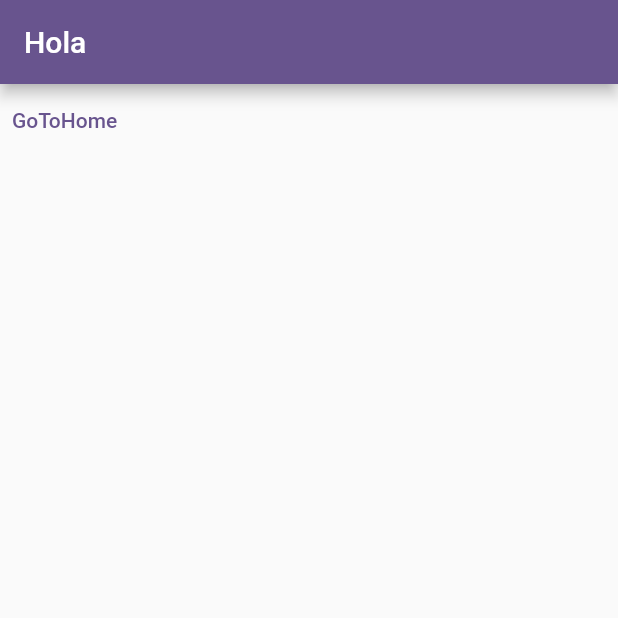
After one commit to patriolivadev/Clean-Code-Maps-Template, a Flutter app: the screen it shows after launch, after a tap on "GoToTest", on a phone screen of 412 x 824 dp, the top half of it. The commit adds this screen. Run offline on Flutter 3.47's test engine with Material 3 defaults, Android fonts, the phone set to English and light mode, and no system bars; our stand-ins replace flutter_bloc, get_it, go_router, injectable.

Commit message:
Initial configurations: - HomePage - goRouter - Bloc, getIt

```diff
--- /dev/null
+++ b/stock_manager/lib/core/routes/router.dart
@@ -0,0 +1,10 @@
+import 'package:go_router/go_router.dart';
+import 'package:stock_manager/features/user/presentation/pages/home_page.dart';
+import 'package:stock_manager/features/user/presentation/pages/test.dart';
+
+final GoRouter router = GoRouter(initialLocation: "/",
+  routes: [
+    GoRoute(path: '/', builder: (context, state) => const HomePage(),),
+    GoRoute(path: '/testPage', builder: (context, state) => const TestPage(),)
+  ],
+);
--- /dev/null
+++ b/stock_manager/lib/core/services/dependencies_service.dart
@@ -0,0 +1,14 @@
+import 'package:flutter/material.dart';
+import 'package:get_it/get_it.dart';
+import 'package:injectable/injectable.dart';
+import 'package:stock_manager/core/services/dependencies_service.config.dart';
+
+final getIt = GetIt.instance;
+
+@InjectableInit()
+Future<GetIt> configureDependencies(String env) async {
+  WidgetsFlutterBinding.ensureInitialized();
+  GetIt.instance.init(environment: env);
+  getIt.allowReassignment = true;
+  return getIt;
+}
--- /dev/null
+++ b/stock_manager/lib/features/user/presentation/manager/user_event.dart
@@ -0,0 +1,3 @@
+part of 'user_bloc.dart';
+
+abstract class UserEvent {}
--- /dev/null
+++ b/stock_manager/lib/features/user/presentation/manager/user_state.dart
@@ -0,0 +1,5 @@
+part of 'user_bloc.dart';
+
+abstract class UserState {}
+
+class UserInitial extends UserState {}
--- /dev/null
+++ b/stock_manager/lib/features/user/presentation/pages/home_page.dart
@@ -0,0 +1,51 @@
+import 'package:flutter/material.dart';
+import 'package:flutter_bloc/flutter_bloc.dart';
+import 'package:go_router/go_router.dart';
+import 'package:stock_manager/core/services/dependencies_service.dart';
+import 'package:stock_manager/features/user/presentation/manager/user_bloc.dart';
+import 'package:stock_manager/features/user/presentation/pages/test.dart';
+
+class HomePage extends StatefulWidget {
+  static const routeName = '/';
+  const HomePage({super.key});
+
+  @override
+  State<HomePage> createState() => _HomePageState();
+}
+
+class _HomePageState extends State<HomePage> {
+  final _bloc = getIt<UserBloc>();
+
+  @override
+  Widget build(BuildContext context) {
+    return Scaffold(
+      appBar: AppBar(
+        centerTitle: true,
+        title: const Text('StockManager'),
+        backgroundColor: Colors.purple,
+        elevation: 10,
+        leading: const DrawerButton(
+          onPressed: null,
+        ),
+      ),
+      body: BlocConsumer<UserBloc, UserState>(
+        bloc: _bloc,
+        listener: (context, state) {
+          // TODO: implement listener
+        },
+        builder: (context, state) {
+          return  Column(
+            children: [
+              TextButton(
+                onPressed: (){
+                  context.go(TestPage.routeName);
+                },
+                child: const Text('GoToTest'),
+              )
+            ],
+          );
+        },
+      ),
+    );
+  }
+}
--- /dev/null
+++ b/stock_manager/lib/features/user/presentation/pages/test.dart
@@ -0,0 +1,33 @@
+import 'package:flutter/material.dart';
+import 'package:go_router/go_router.dart';
+import 'package:stock_manager/features/user/presentation/pages/home_page.dart';
+
+class TestPage extends StatefulWidget {
+  static const routeName = '/testPage';
+  const TestPage({super.key});
+
+  @override
+  State<TestPage> createState() => _TestPageState();
+}
+
+class _TestPageState extends State<TestPage> {
+  @override
+  Widget build(BuildContext context) {
+    return Scaffold(
+      appBar: AppBar(
+        title: const Text('Hola'),
+      ),
+      body: Expanded(
+          child: Column(
+        children: [
+          TextButton(
+            onPressed: (){
+              context.go(HomePage.routeName);
+            },
+            child: const Text('GoToHome'),
+          )
+        ],
+      )),
+    );
+  }
+}
--- a/stock_manager/lib/main.dart
+++ b/stock_manager/lib/main.dart
@@ -1,21 +1,27 @@
 import 'package:flutter/material.dart';
+import 'package:injectable/injectable.dart';
+import 'package:stock_manager/core/routes/router.dart';
+import 'package:stock_manager/core/services/dependencies_service.dart';
 
-void main() {
+void main() async {
+  await configureDependencies(Environment.dev);
   runApp(const MyApp());
 }
 
 class MyApp extends StatelessWidget {
+
   const MyApp({super.key});
 
   @override
   Widget build(BuildContext context) {
-    return MaterialApp(
+    return MaterialApp.router(
+      debugShowCheckedModeBanner: false,
       title: 'Flutter Demo',
       theme: ThemeData(
         colorScheme: ColorScheme.fromSeed(seedColor: Colors.deepPurple),
-        useMaterial3: true,
+        useMaterial3: false,
       ),
-      home: Container(),
+      routerConfig: router,
     );
   }
 }
```
Also changed, not shown: stock_manager/lib/features/user/presentation/manager/user_bloc.dart (added, +14 -0 lines), stock_manager/pubspec.yaml (+7 -0 lines), stock_manager/lib/core/services/dependencies_service.config.dart (added), stock_manager/pubspec.lock.
